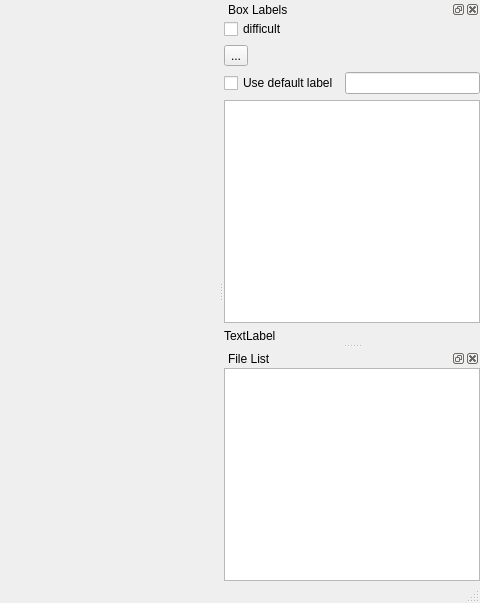
Above: src/mainwindow.ui from meryusha/LabelerServer before the change; both pictures show x 378 to 858 and y 0 to 603 of the 858 by 603 pixel window. Below: the same form after it.
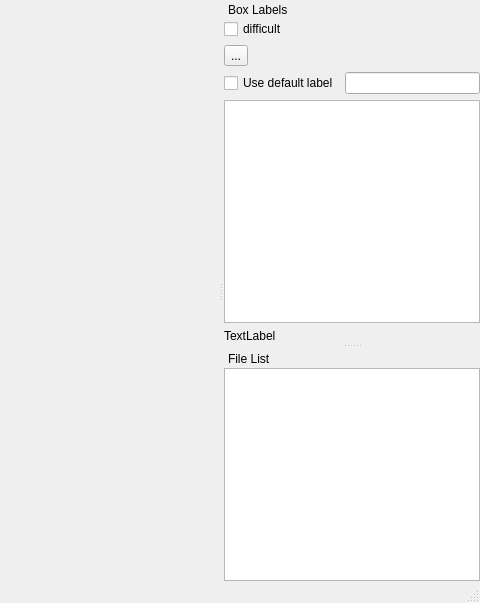
That is the form after the change. Icons and pictures are not drawn.

Diff of the .ui file:
```diff
--- a/src/mainwindow.ui
+++ b/src/mainwindow.ui
@@ -26,6 +26,9 @@
   </widget>
   <widget class="QStatusBar" name="statusbar"/>
   <widget class="QDockWidget" name="dockLabel">
+   <property name="features">
+    <set>QDockWidget::NoDockWidgetFeatures</set>
+   </property>
    <property name="windowTitle">
     <string>Box Labels</string>
    </property>
@@ -95,6 +98,9 @@
    </widget>
   </widget>
   <widget class="QDockWidget" name="filedock">
+   <property name="features">
+    <set>QDockWidget::NoDockWidgetFeatures</set>
+   </property>
    <property name="windowTitle">
     <string>File List</string>
    </property>
```
Left out of the diff: 88 changed lines with no effect on the pictures.
